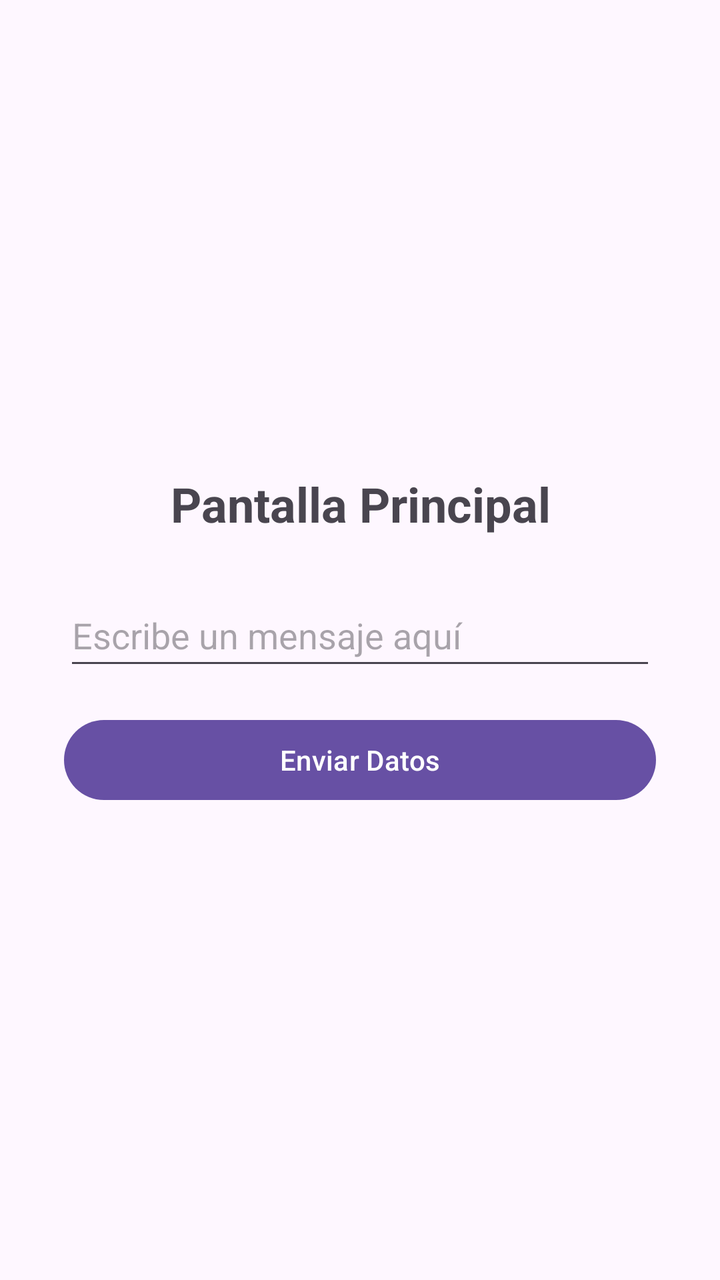
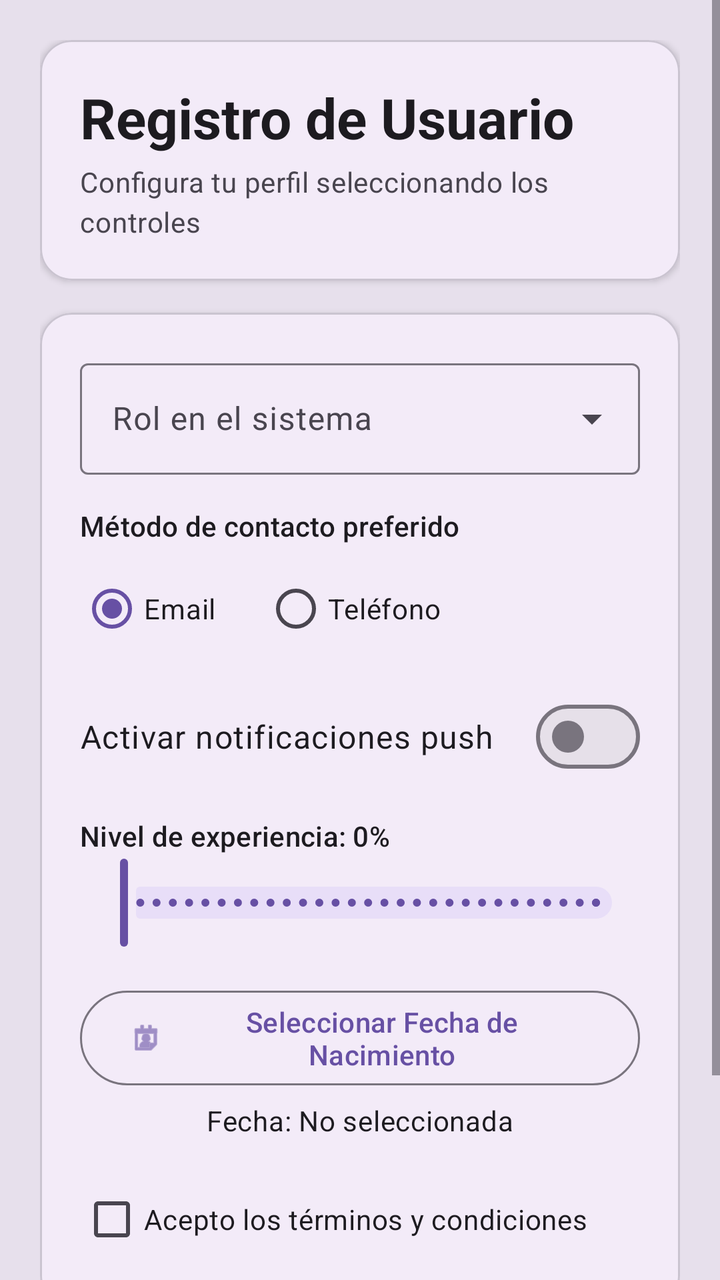

Two renders of the same Android screen: before a commit and after it. Below are the layout's source before the change and the commit's diff.
<!-- AndroidManifest.xml: application theme Theme.PasoDeDatosApp -->
<!-- res/layout/activity_main.xml -->
<?xml version="1.0" encoding="utf-8"?>
<LinearLayout xmlns:android="http://schemas.android.com/apk/res/android"
    android:layout_width="match_parent"
    android:layout_height="match_parent"
    android:orientation="vertical"
    android:padding="32dp"
    android:gravity="center">

    <TextView
        android:layout_width="match_parent"
        android:layout_height="wrap_content"
        android:text="Pantalla Principal"
        android:textSize="24sp"
        android:textStyle="bold"
        android:gravity="center"
        android:layout_marginBottom="24dp"/>

    <EditText
        android:id="@+id/etInputData"
        android:layout_width="match_parent"
        android:layout_height="wrap_content"
        android:hint="Escribe un mensaje aquí"
        android:inputType="text"
        android:minHeight="48dp"
        android:layout_marginBottom="16dp"/>

    <Button
        android:id="@+id/btnSend"
        android:layout_width="match_parent"
        android:layout_height="wrap_content"
        android:text="Enviar Datos"/>

</LinearLayout>
<!-- resources referenced by this layout -->
<resources>
  <style name="Theme.PasoDeDatosApp" parent="Base.Theme.PasoDeDatosApp" />
  <style name="Base.Theme.PasoDeDatosApp" parent="Theme.Material3.DayNight.NoActionBar">
          
          
      </style>
</resources>

<!-- the commit's change to res/layout/activity_main.xml (unified diff, before → after) -->
@@ -1,33 +1,204 @@
 <?xml version="1.0" encoding="utf-8"?>
-<LinearLayout xmlns:android="http://schemas.android.com/apk/res/android"
+<ScrollView xmlns:android="http://schemas.android.com/apk/res/android"
+    xmlns:app="http://schemas.android.com/apk/res-auto"
     android:layout_width="match_parent"
     android:layout_height="match_parent"
-    android:orientation="vertical"
-    android:padding="32dp"
-    android:gravity="center">
-
-    <TextView
+    android:fillViewport="true"
+    android:background="?attr/colorSurfaceVariant">
+
+    <LinearLayout
         android:layout_width="match_parent"
         android:layout_height="wrap_content"
-        android:text="Pantalla Principal"
-        android:textSize="24sp"
-        android:textStyle="bold"
-        android:gravity="center"
-        android:layout_marginBottom="24dp"/>
-
-    <EditText
-        android:id="@+id/etInputData"
-        android:layout_width="match_parent"
-        android:layout_height="wrap_content"
-        android:hint="Escribe un mensaje aquí"
-        android:inputType="text"
-        android:minHeight="48dp"
-        android:layout_marginBottom="16dp"/>
-
-    <Button
-        android:id="@+id/btnSend"
-        android:layout_width="match_parent"
-        android:layout_height="wrap_content"
-        android:text="Enviar Datos"/>
-
-</LinearLayout>
+        android:orientation="vertical"
+        android:padding="20dp">
+
+        
+        <com.google.android.material.card.MaterialCardView
+            android:layout_width="match_parent"
+            android:layout_height="wrap_content"
+            android:layout_marginBottom="16dp"
+            app:cardCornerRadius="16dp"
+            app:cardElevation="2dp">
+
+            <LinearLayout
+                android:layout_width="match_parent"
+                android:layout_height="wrap_content"
+                android:orientation="vertical"
+                android:padding="20dp">
+
+                <TextView
+                    android:layout_width="wrap_content"
+                    android:layout_height="wrap_content"
+                    android:text="Registro de Usuario"
+                    android:textAppearance="?attr/textAppearanceHeadlineMedium"
+                    android:textStyle="bold" />
+
+                <TextView
+                    android:layout_width="wrap_content"
+                    android:layout_height="wrap_content"
+                    android:layout_marginTop="4dp"
+                    android:text="Configura tu perfil seleccionando los controles"
+                    android:textAppearance="?attr/textAppearanceBodyMedium"
+                    android:textColor="?attr/colorOnSurfaceVariant" />
+            </LinearLayout>
+        </com.google.android.material.card.MaterialCardView>
+
+        
+        <com.google.android.material.card.MaterialCardView
+            android:layout_width="match_parent"
+            android:layout_height="wrap_content"
+            android:layout_marginBottom="16dp"
+            app:cardCornerRadius="16dp"
+            app:cardElevation="2dp">
+
+            <LinearLayout
+                android:layout_width="match_parent"
+                android:layout_height="wrap_content"
+                android:orientation="vertical"
+                android:padding="20dp">
+
+                
+                <com.google.android.material.textfield.TextInputLayout
+                    style="@style/Widget.Material3.TextInputLayout.OutlinedBox.ExposedDropdownMenu"
+                    android:layout_width="match_parent"
+                    android:layout_height="wrap_content"
+                    android:layout_marginBottom="16dp"
+                    android:hint="Rol en el sistema">
+
+                    <AutoCompleteTextView
+                        android:id="@+id/spinnerRol"
+                        android:layout_width="match_parent"
+                        android:layout_height="wrap_content"
+                        android:inputType="none" />
+                </com.google.android.material.textfield.TextInputLayout>
+
+                
+                <TextView
+                    android:layout_width="wrap_content"
+                    android:layout_height="wrap_content"
+                    android:text="Método de contacto preferido"
+                    android:textAppearance="?attr/textAppearanceLabelLarge" />
+
+                <RadioGroup
+                    android:id="@+id/rgContacto"
+                    android:layout_width="match_parent"
+                    android:layout_height="wrap_content"
+                    android:layout_marginTop="8dp"
+                    android:layout_marginBottom="16dp"
+                    android:orientation="horizontal">
+
+                    <com.google.android.material.radiobutton.MaterialRadioButton
+                        android:id="@+id/rbEmail"
+                        android:layout_width="wrap_content"
+                        android:layout_height="wrap_content"
+                        android:checked="true"
+                        android:text="Email" />
+
+                    <com.google.android.material.radiobutton.MaterialRadioButton
+                        android:id="@+id/rbTelefono"
+                        android:layout_width="wrap_content"
+                        android:layout_height="wrap_content"
+                        android:layout_marginStart="24dp"
+                        android:text="Teléfono" />
+                </RadioGroup>
+
+                
+                <com.google.android.material.materialswitch.MaterialSwitch
+                    android:id="@+id/switchNotificaciones"
+                    android:layout_width="match_parent"
+                    android:layout_height="wrap_content"
+                    android:layout_marginBottom="16dp"
+                    android:text="Activar notificaciones push"
+                    android:textAppearance="?attr/textAppearanceBodyLarge" />
+
+                
+                <TextView
+                    android:id="@+id/tvNivelExpertise"
+                    android:layout_width="wrap_content"
+                    android:layout_height="wrap_content"
+                    android:text="Nivel de experiencia: 0%"
+                    android:textAppearance="?attr/textAppearanceLabelLarge" />
+
+                <com.google.android.material.slider.Slider
+                    android:id="@+id/sliderNivel"
+                    android:layout_width="match_parent"
+                    android:layout_height="wrap_content"
+                    android:layout_marginBottom="16dp"
+                    android:stepSize="1"
+                    android:valueFrom="0"
+                    android:valueTo="100" />
+
+                
+                <com.google.android.material.button.MaterialButton
+                    android:id="@+id/btnSeleccionarFecha"
+                    style="@style/Widget.Material3.Button.OutlinedButton"
+                    android:layout_width="match_parent"
+                    android:layout_height="wrap_content"
+                    android:text="Seleccionar Fecha de Nacimiento"
+                    app:icon="@android:drawable/ic_menu_my_calendar" />
+
+                <TextView
+                    android:id="@+id/tvFecha"
+                    android:layout_width="match_parent"
+                    android:layout_height="wrap_content"
+                    android:layout_marginTop="4dp"
+                    android:layout_marginBottom="16dp"
+                    android:gravity="center"
+                    android:text="Fecha: No seleccionada"
+                    android:textAppearance="?attr/textAppearanceBodyMedium" />
+
+                
+                <com.google.android.material.checkbox.MaterialCheckBox
+                    android:id="@+id/cbTerminos"
+                    android:layout_width="match_parent"
+                    android:layout_height="wrap_content"
+                    android:text="Acepto los términos y condiciones" />
+
+            </LinearLayout>
+        </com.google.android.material.card.MaterialCardView>
+
+        
+        <com.google.android.material.button.MaterialButton
+            android:id="@+id/btnProcesar"
+            android:layout_width="match_parent"
+            android:layout_height="56dp"
+            android:layout_marginBottom="16dp"
+            android:text="Procesar Datos"
+            app:cornerRadius="12dp" />
+
+        
+        <com.google.android.material.card.MaterialCardView
+            android:id="@+id/cardResultados"
+            android:layout_width="match_parent"
+            android:layout_height="wrap_content"
+            android:visibility="gone"
+            app:cardBackgroundColor="?attr/colorSecondaryContainer"
+            app:cardCornerRadius="16dp"
+            app:cardElevation="0dp">
+
+            <LinearLayout
+                android:layout_width="match_parent"
+                android:layout_height="wrap_content"
+                android:orientation="vertical"
+                android:padding="20dp">
+
+                <TextView
+                    android:layout_width="wrap_content"
+                    android:layout_height="wrap_content"
+                    android:text="Resumen de Datos Capturados"
+                    android:textAppearance="?attr/textAppearanceTitleMedium"
+                    android:textColor="?attr/colorOnSecondaryContainer"
+                    android:textStyle="bold" />
+
+                <TextView
+                    android:id="@+id/tvResultados"
+                    android:layout_width="match_parent"
+                    android:layout_height="wrap_content"
+                    android:layout_marginTop="12dp"
+                    android:textAppearance="?attr/textAppearanceBodyMedium"
+                    android:textColor="?attr/colorOnSecondaryContainer" />
+            </LinearLayout>
+        </com.google.android.material.card.MaterialCardView>
+
+    </LinearLayout>
+</ScrollView>
